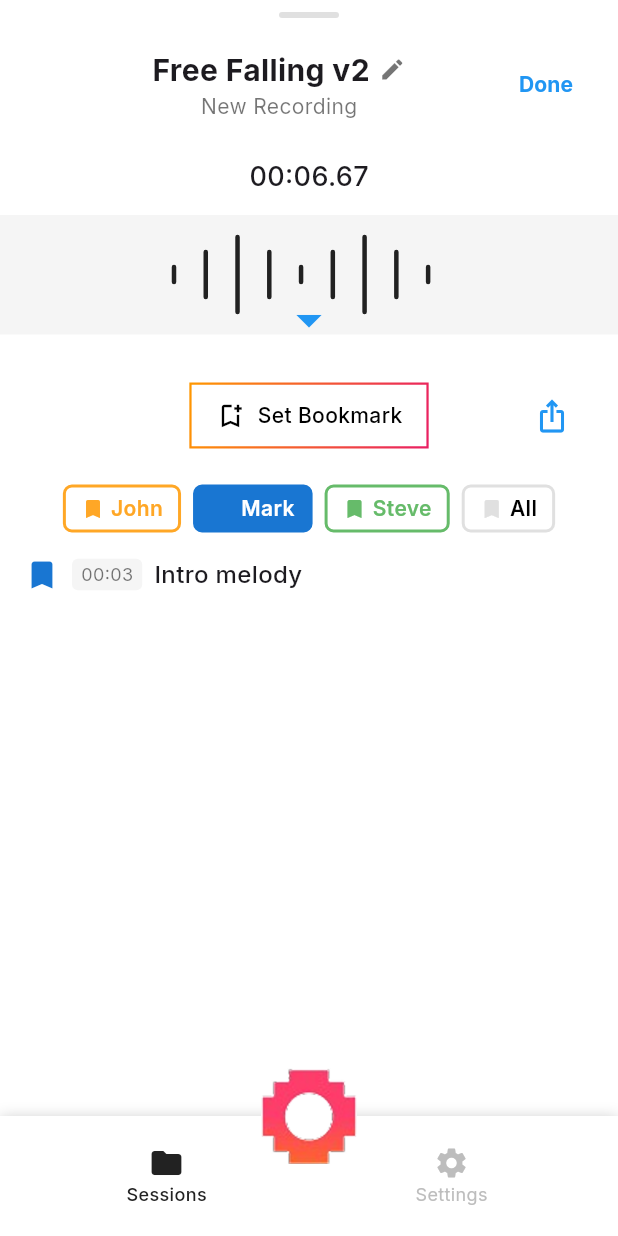
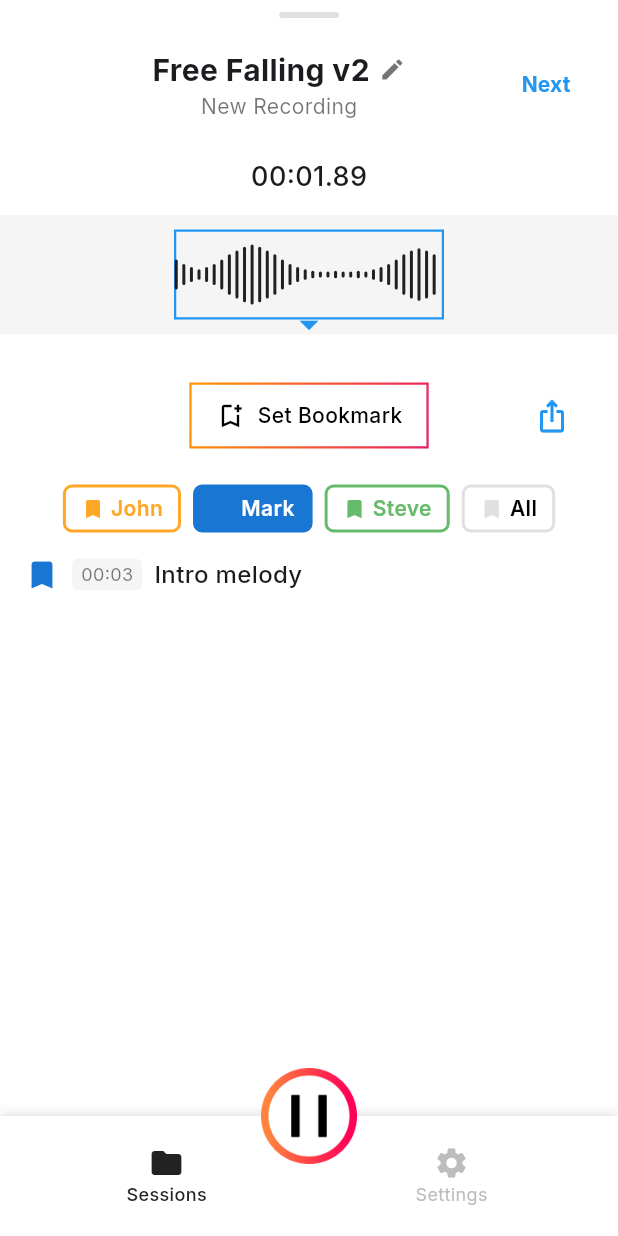
Before and after one commit to Najaf555/cord-app, a Flutter app: the NewRecordingScreen screen opened directly, on a phone screen of 412 x 824 dp. Run offline on Flutter 3.47's test engine with Material 3 defaults, Android fonts, the phone set to English and light mode, and no system bars; our stand-ins replace cloud_firestore, firebase_auth, firebase_core, firebase_messaging, firebase_storage, flutter_slidable and 5 more; missing offline and left inert: flutter_facebook_auth; accounts and stored records are empty; project files that could hold a hidden picture were left out.

Commit message:
after fixing navigation issues in recordings flow

```diff
--- a/lib/views/new_recording.dart
+++ b/lib/views/new_recording.dart
@@ -1,12 +1,136 @@
+import 'dart:async';
+
 import 'package:Cord/views/save.recording.dart';
 import 'package:flutter/material.dart';
 import 'package:get/get.dart';
 import 'paused_recording.dart';
 import '../controllers/navigation_controller.dart';
 
-class NewRecordingScreen extends StatelessWidget {
+class NewRecordingScreen extends StatefulWidget {
   final bool showSaveScreenAtEnd;
   const NewRecordingScreen({super.key, this.showSaveScreenAtEnd = false});
+
+  @override
+  State<NewRecordingScreen> createState() => _NewRecordingScreenState();
+}
+
+class _NewRecordingScreenState extends State<NewRecordingScreen> with SingleTickerProviderStateMixin {
+  late AnimationController _controller;
+  bool _isRecording = false;
+  Timer? _timer;
+  double _elapsedSeconds = 0.0;
+  bool _isPaused = false;
+  bool _isPlayingBack = false;
+
+  @override
+  void initState() {
+    super.initState();
+    _controller = AnimationController(
+      vsync: this,
+      duration: const Duration(seconds: 4),
+    )..addListener(() {
+        setState(() {});
+      });
+    // Start recording automatically
+    _startRecording();
+  }
+
+  @override
+  void dispose() {
+    _controller.dispose();
+    _timer?.cancel();
+    super.dispose();
+  }
+
+  void _startRecording() {
+    setState(() {
+      _isRecording = true;
+    });
+    _controller.repeat();
+    _timer = Timer.periodic(const Duration(milliseconds: 30), (timer) {
+      setState(() {
+        _elapsedSeconds += 0.03;
+      });
+    });
+  }
+
+  void _stopRecording() {
+    setState(() {
+      _isRecording = false;
+    });
+    _controller.stop();
+    _timer?.cancel();
+  }
+
+  void _pauseRecording() {
+    setState(() {
+      _isPaused = true;
+      _isRecording = false;
+    });
+    _controller.stop();
+    _timer?.cancel();
+  }
+
+  void _resumeRecording() {
+    setState(() {
+      _isPaused = false;
+      _isRecording = true;
+    });
+    _controller.repeat();
+    _timer = Timer.periodic(const Duration(milliseconds: 30), (timer) {
+      setState(() {
+        _elapsedSeconds += 0.03;
+      });
+    });
+  }
+
+  void _playback() {
+    setState(() {
+      _isPlayingBack = !_isPlayingBack;
+    });
+    // Placeholder: show a SnackBar for playback
+    ScaffoldMessenger.of(context).showSnackBar(
+      SnackBar(
+        content: Text(_isPlayingBack ? 'Playing back recording...' : 'Playback stopped.'),
+        duration: const Duration(seconds: 1),
+      ),
+    );
+  }
+
+  String _formatElapsed(double seconds) {
+    final int min = seconds ~/ 60;
+    final int sec = seconds.toInt() % 60;
+    final int ms = ((seconds - seconds.floor()) * 100).toInt();
+    return '${min.toString().padLeft(2, '0')}:${sec.toString().padLeft(2, '0')}.${ms.toString().padLeft(2, '0')}' ;
+  }
+
+  Widget _buildControlButton({
+    required IconData icon,
+    required String label,
+    required VoidCallback onPressed,
+    required Color iconColor,
+    required Color textColor,
+  }) {
+    return Column(
+      mainAxisSize: MainAxisSize.min,
+      children: [
+        IconButton(
+          icon: Icon(icon, size: 48),
+          color: iconColor,
+          onPressed: onPressed,
+        ),
+        const SizedBox(height: 4),
+        Text(
+          label,
+          style: TextStyle(
+            fontSize: 14,
+            color: textColor,
+            fontWeight: FontWeight.w500,
+          ),
+        ),
+      ],
+    );
+  }
 
   @override
   Widget build(BuildContext context) {
@@ -92,40 +216,26 @@ class NewRecordingScreen extends StatelessWidget {
             ),
           ],
         ),
-        floatingActionButton: SizedBox(
+        floatingActionButton: Visibility(
+          visible: !_isPaused,
+          child: SizedBox(
             height: 64,
             width: 64,
             child: FloatingActionButton(
               onPressed: () {
-              Navigator.of(context).pop(); // Dismiss NewRecordingScreen
-              showModalBottomSheet(
-                context: context,
-                isScrollControlled: true,
-                backgroundColor: Colors.transparent,
-                builder: (context) => PausedRecording(
-                  showSaveScreenAtEnd: showSaveScreenAtEnd,
-                  onNext: () {
-                    Navigator.of(context).pop(); // Close PausedRecording
-                    if (showSaveScreenAtEnd) {
-                      showModalBottomSheet(
-                        context: context,
-                        isScrollControlled: true,
-                        backgroundColor: Colors.transparent,
-                        builder: (context) => const SaveRecordingScreen(),
-                      );
+                if (_isRecording) {
+                  _pauseRecording();
                 }
-                  },
-                ),
-              );
               },
               elevation: 0,
               backgroundColor: Colors.white,
               shape: const CircleBorder(),
               child: Image.asset(
-              'assets/images/centerButton.png',
+                'assets/images/linemdpause.png',
                 width: 64,
                 height: 64,
                 fit: BoxFit.contain,
+              ),
             ),
           ),
         ),
@@ -177,11 +287,26 @@ class NewRecordingScreen extends StatelessWidget {
                     ),
                     TextButton(
                       onPressed: () {
-                        Navigator.of(context).pop();
+                        if (widget.showSaveScreenAtEnd) {
+                          Navigator.of(context).pop(); // Dismiss NewRecordingScreen
+                          showModalBottomSheet(
+                            context: context,
+                            isScrollControlled: true,
+                            backgroundColor: Colors.transparent,
+                            builder: (context) => const SaveRecordingScreen(),
+                          );
+                        } else {
+                          // Pop two routes (close both new_recording and previous sheet)
+                          int pops = 0;
+                          Navigator.of(context, rootNavigator: true).popUntil((route) {
+                            pops++;
+                            return pops == 2;
+                          });
+                        }
                       },
-                      child: const Text(
-                        'Done',
-                        style: TextStyle(
+                      child: Text(
+                        widget.showSaveScreenAtEnd ? 'Next' : 'Done',
+                        style: const TextStyle(
                           color: Colors.blue,
                           fontWeight: FontWeight.bold,
                         ),
@@ -192,11 +317,11 @@ class NewRecordingScreen extends StatelessWidget {
               ),
               // Timer
               const SizedBox(height: 12),
-              const Text(
-                '00:06.67',
-                style: TextStyle(fontSize: 18, fontWeight: FontWeight.w500),
+              Text(
+                _formatElapsed(_elapsedSeconds),
+                style: const TextStyle(fontSize: 18, fontWeight: FontWeight.w500),
               ),
-              // Waveform and blue arrow
+              // Waveform and blue arrow (animated, matches paused_recording)
               const SizedBox(height: 12),
               Stack(
                 alignment: Alignment.bottomCenter,
@@ -206,19 +331,24 @@ class NewRecordingScreen extends StatelessWidget {
                     width: double.infinity,
                     color: const Color(0xFFF5F5F5),
                     child: Center(
-                      child: SizedBox(
+                      child: Container(
                         width: 180,
                         height: 60,
-                        child: CustomPaint(painter: _WaveformPainter()),
+                        decoration: BoxDecoration(
+                          border: Border.all(color: Colors.blue, width: 1.5),
+                        ),
+                        child: CustomPaint(
+                          painter: _WaveformPainter(phase: _isRecording ? _controller.value : 0.0),
                         ),
                       ),
                     ),
-                  Positioned(
-                    bottom: -10,
+                  ),
+                  const Positioned(
+                    bottom: -8,
                     child: Icon(
                       Icons.arrow_drop_down,
                       color: Colors.blue,
-                      size: 40,
+                      size: 30,
                     ),
                   ),
                 ],
@@ -319,8 +449,31 @@ class NewRecordingScreen extends StatelessWidget {
                   ],
                 ),
               ),
-              // Fill remaining space
-              const Expanded(child: SizedBox()),
+              // Add Stop/Continue buttons at the bottom, above the nav bar
+              const Spacer(),
+              if (_isPaused)
+                Padding(
+                  padding: const EdgeInsets.only(bottom: 16.0),
+                  child: Row(
+                    mainAxisAlignment: MainAxisAlignment.spaceEvenly,
+                    children: [
+                      _buildControlButton(
+                        icon: Icons.play_arrow,
+                        label: 'Play back',
+                        onPressed: _playback,
+                        iconColor: Colors.black,
+                        textColor: Colors.black,
+                      ),
+                      _buildControlButton(
+                        icon: Icons.fiber_manual_record_outlined,
+                        label: 'Continue',
+                        onPressed: _resumeRecording,
+                        iconColor: Colors.red,
+                        textColor: Colors.black,
+                      ),
+                    ],
+                  ),
+                ),
             ],
           ),
         ),
@@ -329,27 +482,41 @@ class NewRecordingScreen extends StatelessWidget {
   }
 }
 
-// Simple waveform painter for demo purposes
+// Animated waveform painter from paused_recording.dart
 class _WaveformPainter extends CustomPainter {
+  final double phase;
+  _WaveformPainter({this.phase = 0.0});
+
   @override
   void paint(Canvas canvas, Size size) {
-    final paint =
-        Paint()
+    final paint = Paint()
       ..color = Colors.black87
-          ..strokeWidth = 3
+      ..strokeWidth = 2
       ..strokeCap = StrokeCap.round;
-    final heights = [10, 30, 50, 30, 10, 30, 50, 30, 10];
-    final barWidth = size.width / (heights.length * 2 - 1);
+
+    final heights = [
+      2, 2, 3, 2, 2, 3, 2, 5, 8, 12, 18, 25, 30, 33, 30, 25, 18, 12, 8, 5,
+      8, 12, 18, 25, 30, 35, 38, 35, 30, 25, 18, 12, 8, 5, 3,
+    ];
+    final barWidth = size.width / (heights.length * 1.8);
+
+    // Animate the waveform by shifting the bars horizontally based on phase
+    final shift = (phase * heights.length) % heights.length;
     for (int i = 0; i < heights.length; i++) {
-      final x = i * barWidth * 2;
-      final y1 = size.height / 2 - heights[i] / 2;
-      final y2 = size.height / 2 + heights[i] / 2;
-      canvas.drawLine(Offset(x, y1), Offset(x, y2), paint);
+      // Calculate shifted index for animation
+      int shiftedIndex = (i + shift.toInt()) % heights.length;
+      final x = barWidth * (i * 1.8);
+      final barHeight = heights[shiftedIndex].toDouble();
+      canvas.drawLine(
+        Offset(x, size.height / 2 - barHeight / 2),
+        Offset(x, size.height / 2 + barHeight / 2),
+        paint,
+      );
     }
   }
 
   @override
-  bool shouldRepaint(covariant CustomPainter oldDelegate) => false;
+  bool shouldRepaint(covariant _WaveformPainter oldDelegate) => oldDelegate.phase != phase;
 }
 
 class _BookmarkChip extends StatelessWidget {
```
Also changed, not shown: lib/controllers/session_controller.dart (+7 -11 lines), lib/views/sessions_view.dart (+11 -3 lines). Lines whose indentation alone changed are shown as unchanged.
